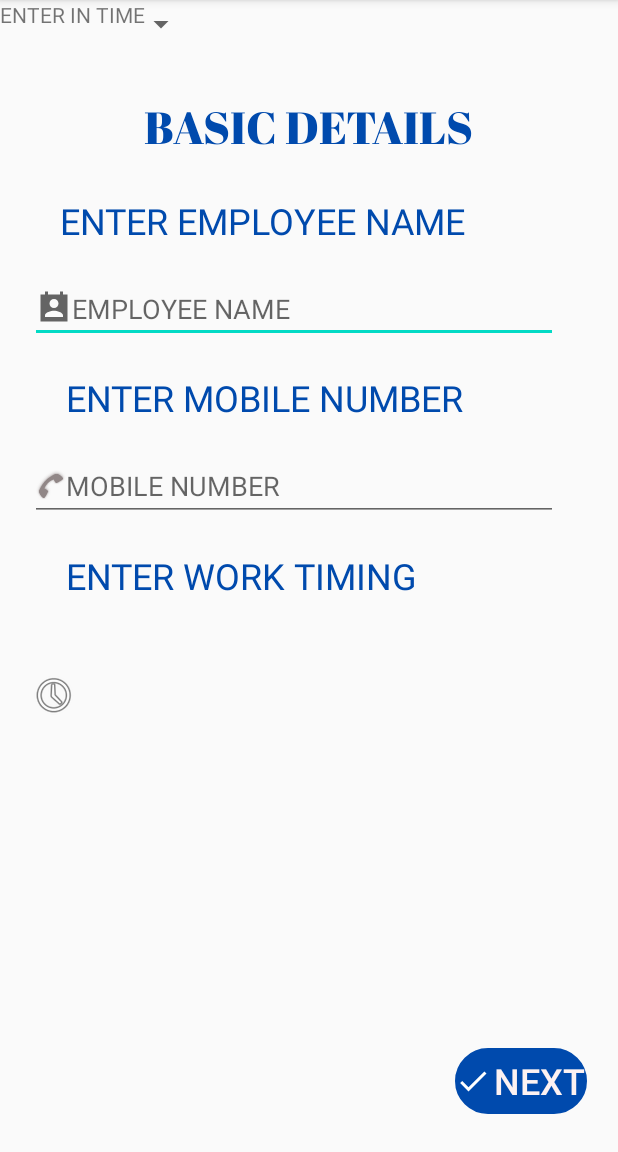
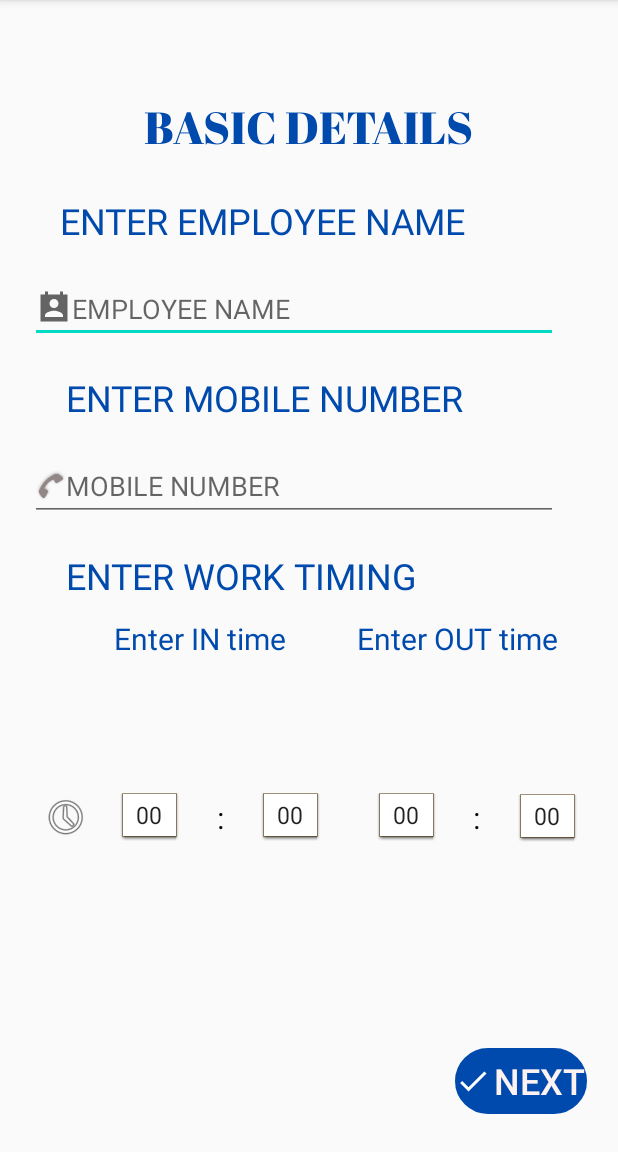
Before and after one commit to akshat-akki/BioPunchNew, an Android app: the AddEmployee screen opened directly, with no data from a screen before it, on a phone screen of 412 x 824 dp, the part 84-1236 px from its top. Run offline under Robolectric (Android 15) with nearby library versions, the phone set to English and light mode, and no system bars.

Commit message:
add employee spinner added

```diff
--- a/app/src/main/java/com/example/biopunch/AddEmployee.java
+++ b/app/src/main/java/com/example/biopunch/AddEmployee.java
@@ -3,12 +3,74 @@ package com.example.biopunch;
 import androidx.appcompat.app.AppCompatActivity;
 
 import android.os.Bundle;
+import android.view.View;
+import android.widget.AdapterView;
+import android.widget.ArrayAdapter;
+import android.widget.Spinner;
+import android.widget.Toast;
 
-public class AddEmployee extends AppCompatActivity {
+import java.util.List;
 
+public class AddEmployee extends AppCompatActivity implements AdapterView.OnItemSelectedListener  {
+    String hr[];
+    String min[];
+    ArrayAdapter arrayAdapterInHr;
+    ArrayAdapter arrayAdapterInMin;
+    ArrayAdapter arrayAdapterOutHr;
+    ArrayAdapter arrayAdapterOutMin;
+    Spinner inHrSpinner;
+    Spinner inMinSpinner;
+    Spinner outHrSpinner;
+    Spinner outMinSpinner;
     @Override
     protected void onCreate(Bundle savedInstanceState) {
         super.onCreate(savedInstanceState);
         setContentView(R.layout.activity_add_employee);
+        //initialising the arrays
+        hr=new String[24];
+        min=new String[60];
+        for(int i=0;i<60;i++)
+        {
+            String a=String.valueOf(i);
+           if(i<10)
+               a="0"+a;
+          if(i<24)
+               hr[i]=a;
+           min[i]=a;
+        }
+        //in: hour
+        inHrSpinner = findViewById(R.id.inHrSpinner);
+        inHrSpinner.setOnItemSelectedListener(this);
+        arrayAdapterInHr = new ArrayAdapter(AddEmployee.this, android.R.layout.simple_spinner_item, hr);
+        arrayAdapterInHr.setDropDownViewResource(android.R.layout.simple_spinner_dropdown_item);
+        inHrSpinner.setAdapter(arrayAdapterInHr);
+        //in: min
+        inMinSpinner=findViewById(R.id.inMinSpinner);
+        inMinSpinner.setOnItemSelectedListener(this);
+        arrayAdapterInMin = new ArrayAdapter(AddEmployee.this, android.R.layout.simple_spinner_item, min);
+        arrayAdapterInMin.setDropDownViewResource(android.R.layout.simple_spinner_dropdown_item);
+        inMinSpinner.setAdapter(arrayAdapterInMin);
+        //out: hour
+        outHrSpinner = findViewById(R.id.outHrSpinner);
+        outHrSpinner.setOnItemSelectedListener(this);
+        arrayAdapterOutHr = new ArrayAdapter(AddEmployee.this, android.R.layout.simple_spinner_item, hr);
+        arrayAdapterOutHr.setDropDownViewResource(android.R.layout.simple_spinner_dropdown_item);
+        outHrSpinner.setAdapter(arrayAdapterOutHr);
+        //out: min
+        outMinSpinner=findViewById(R.id.outMinSpinner);
+        outMinSpinner.setOnItemSelectedListener(this);
+        arrayAdapterOutMin = new ArrayAdapter(AddEmployee.this, android.R.layout.simple_spinner_item, min);
+        arrayAdapterOutMin.setDropDownViewResource(android.R.layout.simple_spinner_dropdown_item);
+        outMinSpinner.setAdapter(arrayAdapterOutMin);
+    }
+
+    @Override
+    public void onItemSelected(AdapterView<?> parent, View view, int position, long id) {
+        Toast.makeText(getApplicationContext(), "woohoo!", Toast.LENGTH_LONG).show();
+    }
+
+    @Override
+    public void onNothingSelected(AdapterView<?> parent) {
+
     }
 }
--- a/app/src/main/java/com/example/biopunch/WorkTiming.java
+++ b/app/src/main/java/com/example/biopunch/WorkTiming.java
@@ -49,7 +49,6 @@ public class WorkTiming extends AppCompatActivity {
     private String inTime;
     private String outTime;
     private String phoneno;
-    public String workTimeArray[];
     @Override
     protected void onCreate(Bundle savedInstanceState) {
         super.onCreate(savedInstanceState);
@@ -80,15 +79,10 @@ public class WorkTiming extends AppCompatActivity {
         greenColor = Color.parseColor("#46E412");
         greyColor = Color.parseColor("#837F7F");
         phoneno=getIntent().getStringExtra("mobile");
-        workTimeArray=new String[4];
-        workTimeArray[0]="9 TO 6";
-        workTimeArray[1]="8 TO 5";
-        workTimeArray[2]="10 TO 7";
     }
 
     public void nextClicked(View view)
     {
-        //workTimeArray[3]=inTime+
         FirebaseDatabase.getInstance().getReference().child("users").child(phoneno).child("WorkTimeIn").setValue(inTime);
         FirebaseDatabase.getInstance().getReference().child("users").child(phoneno).child("WorkTimeOut").setValue(outTime);
         Intent intent=new Intent(getApplicationContext(),DashBoardHR.class);
--- a/app/src/main/res/layout/activity_add_employee.xml
+++ b/app/src/main/res/layout/activity_add_employee.xml
@@ -110,25 +110,129 @@
         android:id="@+id/clockImage"
         android:layout_width="wrap_content"
         android:layout_height="wrap_content"
-        android:layout_marginStart="20dp"
-        android:layout_marginTop="100dp"
-        android:backgroundTint="#918787"
+        android:layout_marginStart="10dp"
+        android:layout_marginTop="48dp"
+        android:layout_marginEnd="1dp"
+        android:layout_marginBottom="127dp"
+        android:background="@android:color/transparent"
+        android:backgroundTint="#706A6A"
+        android:backgroundTintMode="src_atop"
+        app:layout_constraintBottom_toBottomOf="parent"
+        app:layout_constraintEnd_toStartOf="@+id/inHrSpinner"
         app:layout_constraintStart_toStartOf="parent"
-        app:layout_constraintTop_toBottomOf="@+id/EmployeePhoneEditText"
+        app:layout_constraintTop_toBottomOf="@+id/EmployeeWorkTimeTextView"
         app:srcCompat="@android:drawable/ic_menu_recent_history" />
 
     <Spinner
-        android:id="@+id/spinner2"
-        android:layout_width="131dp"
+        android:id="@+id/inHrSpinner"
+        android:layout_width="wrap_content"
         android:layout_height="32dp"
-        tools:layout_editor_absoluteX="74dp"
-        tools:layout_editor_absoluteY="453dp" />
+        android:layout_marginStart="1dp"
+        android:layout_marginTop="9dp"
+        android:layout_marginEnd="1dp"
+        android:layout_marginBottom="127dp"
+        android:background="@android:drawable/editbox_dropdown_light_frame"
+        android:spinnerMode="dropdown"
+        app:layout_constraintBottom_toBottomOf="parent"
+        app:layout_constraintEnd_toStartOf="@+id/Colon1"
+        app:layout_constraintStart_toEndOf="@+id/clockImage"
+        app:layout_constraintTop_toBottomOf="@+id/textViewInTime" />
+
+    <Spinner
+        android:id="@+id/inMinSpinner"
+        android:layout_width="wrap_content"
+        android:layout_height="32dp"
+        android:layout_marginStart="1dp"
+        android:layout_marginTop="9dp"
+        android:layout_marginEnd="10dp"
+        android:layout_marginBottom="127dp"
+        android:background="@android:drawable/editbox_dropdown_light_frame"
+        app:layout_constraintBottom_toBottomOf="parent"
+        app:layout_constraintEnd_toStartOf="@+id/outHrSpinner"
+        app:layout_constraintStart_toEndOf="@+id/Colon1"
+        app:layout_constraintTop_toBottomOf="@+id/textViewInTime" />
+
+    <Spinner
+        android:id="@+id/outHrSpinner"
+        android:layout_width="wrap_content"
+        android:layout_height="32dp"
+        android:layout_marginStart="10dp"
+        android:layout_marginTop="9dp"
+        android:layout_marginEnd="1dp"
+        android:layout_marginBottom="127dp"
+        android:background="@android:drawable/editbox_dropdown_light_frame"
+        app:layout_constraintBottom_toBottomOf="parent"
+        app:layout_constraintEnd_toStartOf="@+id/Colon2"
+        app:layout_constraintStart_toEndOf="@+id/inMinSpinner"
+        app:layout_constraintTop_toBottomOf="@+id/textViewOutTime" />
+
+    <Spinner
+        android:id="@+id/outMinSpinner"
+        android:layout_width="wrap_content"
+        android:layout_height="32dp"
+        android:layout_marginStart="1dp"
+        android:layout_marginTop="9dp"
+        android:layout_marginEnd="10dp"
+        android:layout_marginBottom="57dp"
+        app:layout_constraintBottom_toTopOf="@+id/NextActivityButton"
+        app:layout_constraintEnd_toEndOf="parent"
+        android:background="@android:drawable/editbox_dropdown_light_frame"
+        app:layout_constraintStart_toEndOf="@+id/Colon2"
+        app:layout_constraintTop_toBottomOf="@+id/textViewOutTime" />
 
     <TextView
-        android:id="@+id/textView6"
+        android:id="@+id/textViewInTime"
         android:layout_width="wrap_content"
         android:layout_height="wrap_content"
-        android:text="ENTER IN TIME"
-        tools:layout_editor_absoluteX="85dp"
-        tools:layout_editor_absoluteY="420dp" />
+        android:layout_marginStart="76dp"
+        android:layout_marginTop="12dp"
+        android:text="Enter IN time"
+        android:textColor="#004aad"
+        android:textSize="20sp"
+        app:layout_constraintStart_toStartOf="parent"
+        app:layout_constraintTop_toBottomOf="@+id/EmployeeWorkTimeTextView" />
+
+    <TextView
+        android:id="@+id/textViewOutTime"
+        android:layout_width="0dp"
+        android:layout_height="wrap_content"
+        android:layout_marginTop="12dp"
+        android:layout_marginEnd="40dp"
+        android:text="Enter OUT time"
+        android:textColor="#004aad"
+        android:textSize="20sp"
+        app:layout_constraintEnd_toEndOf="parent"
+        app:layout_constraintTop_toBottomOf="@+id/EmployeeWorkTimeTextView" />
+
+    <TextView
+        android:id="@+id/Colon2"
+        android:layout_width="wrap_content"
+        android:layout_height="wrap_content"
+        android:layout_marginStart="1dp"
+        android:layout_marginTop="9dp"
+        android:layout_marginEnd="1dp"
+        android:layout_marginBottom="57dp"
+        android:text=" : "
+        android:textColor="#0B0A0A"
+        android:textSize="20sp"
+        app:layout_constraintBottom_toTopOf="@+id/NextActivityButton"
+        app:layout_constraintEnd_toStartOf="@+id/outMinSpinner"
+        app:layout_constraintStart_toEndOf="@+id/outHrSpinner"
+        app:layout_constraintTop_toBottomOf="@+id/textViewOutTime" />
+
+    <TextView
+        android:id="@+id/Colon1"
+        android:layout_width="wrap_content"
+        android:layout_height="wrap_content"
+        android:layout_marginStart="1dp"
+        android:layout_marginTop="9dp"
+        android:layout_marginEnd="1dp"
+        android:layout_marginBottom="127dp"
+        android:text=" : "
+        android:textColor="#0B0A0A"
+        android:textSize="20sp"
+        app:layout_constraintBottom_toBottomOf="parent"
+        app:layout_constraintEnd_toStartOf="@+id/inMinSpinner"
+        app:layout_constraintStart_toEndOf="@+id/inHrSpinner"
+        app:layout_constraintTop_toBottomOf="@+id/textViewInTime" />
 </androidx.constraintlayout.widget.ConstraintLayout>
```
